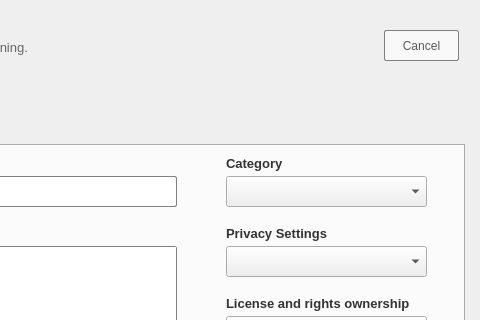
Qt form upload.ui (ArthurTesta/client) before a commit; both pictures show x 386 to 866 and y 0 to 320 of the 866 by 522 pixel window.
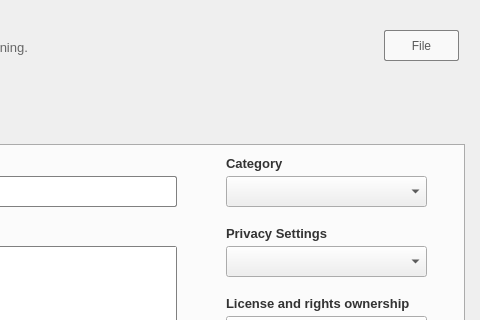
The same form after that commit.

```diff
--- a/upload.ui
+++ b/upload.ui
@@ -249,7 +249,7 @@
 </string>
    </property>
    <property name="text">
-    <string>Cancel</string>
+    <string>File</string>
    </property>
   </widget>
   <widget class="QWidget" name="layoutWidget">
```
Left out of the diff: 40 changed lines with no effect on the pictures.
